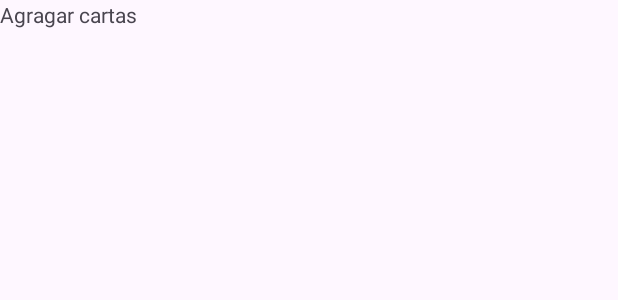
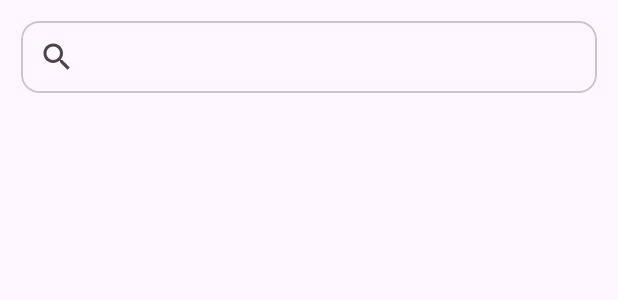
Before and after one commit to JoseJimenezGonzalez/MagicCraft-App, an Android app: the layout fragment_client_deck_manage_add_cards.xml on its own in the app's theme, with its tools: preview values and no code run, on a phone screen of 412 x 824 dp. Shown: the top 300 px of the screen. Run offline under Robolectric (Android 15) with nearby library versions, the phone set to English and light mode, and no system bars.

Commit message:
commit falta agregar las cartas en el mazo

```diff
--- a/app/src/main/java/com/jose/magiccraftapp/model/Deck.kt
+++ b/app/src/main/java/com/jose/magiccraftapp/model/Deck.kt
@@ -6,5 +6,5 @@ data class Deck(
     val nameDeck: String = "",
     val formatDeck: String = "",
     val urlImageFirebase: String = "",
-    val cards: MutableList<CardDeck> = mutableListOf()
+    val cards: MutableList<CardScryfall> = mutableListOf()
 )
--- a/app/src/main/res/layout/fragment_client_deck_manage_add_cards.xml
+++ b/app/src/main/res/layout/fragment_client_deck_manage_add_cards.xml
@@ -1,14 +1,62 @@
 <?xml version="1.0" encoding="utf-8"?>
-<FrameLayout xmlns:android="http://schemas.android.com/apk/res/android"
+<androidx.constraintlayout.widget.ConstraintLayout xmlns:android="http://schemas.android.com/apk/res/android"
     xmlns:tools="http://schemas.android.com/tools"
     android:layout_width="match_parent"
     android:layout_height="match_parent"
+    xmlns:app="http://schemas.android.com/apk/res-auto"
     tools:context=".client.ClientDeckManageAddCardsFragment">
 
-    <!-- TODO: Update blank fragment layout -->
-    <TextView
+    <com.google.android.material.card.MaterialCardView
+        android:id="@+id/cvSv"
         android:layout_width="match_parent"
-        android:layout_height="match_parent"
-        android:text="Agragar cartas" />
+        android:layout_height="wrap_content"
+        app:layout_constraintTop_toTopOf="parent"
+        app:layout_constraintStart_toStartOf="parent"
+        app:layout_constraintEnd_toEndOf="parent"
+        android:layout_margin="14dp">
+        <androidx.appcompat.widget.SearchView
+            android:id="@+id/svCard"
+            android:layout_width="match_parent"
+            android:layout_height="wrap_content">
+        </androidx.appcompat.widget.SearchView>
+    </com.google.android.material.card.MaterialCardView>
 
-</FrameLayout>
+    <LinearLayout
+        android:id="@+id/ly"
+        android:layout_width="match_parent"
+        android:layout_height="0dp"
+        app:layout_constraintTop_toBottomOf="@id/cvSv"
+        app:layout_constraintStart_toStartOf="parent"
+        app:layout_constraintEnd_toEndOf="parent"
+        app:layout_constraintBottom_toBottomOf="parent"
+        android:orientation="vertical"
+        android:gravity="center"
+        android:visibility="invisible">
+
+        <com.google.android.material.card.MaterialCardView
+            android:layout_width="wrap_content"
+            android:layout_height="wrap_content"
+            android:layout_marginBottom="80dp">
+            <ImageView
+                android:id="@+id/ivCard"
+                android:scaleType="centerCrop"
+                android:layout_width="250dp"
+                android:layout_height="350dp">
+            </ImageView>
+        </com.google.android.material.card.MaterialCardView>
+
+
+        <androidx.appcompat.widget.AppCompatButton
+            android:id="@+id/btnAddCard"
+            android:layout_width="match_parent"
+            android:layout_height="wrap_content"
+            android:text="Añadir al mazo"
+            android:layout_marginStart="14dp"
+            android:layout_marginEnd="14dp">
+        </androidx.appcompat.widget.AppCompatButton>
+
+
+
+    </LinearLayout>
+
+</androidx.constraintlayout.widget.ConstraintLayout>
```
Also changed, not shown: app/src/main/java/com/jose/magiccraftapp/client/ClientDeckManageAddCardsFragment.kt (+81 -5 lines), app/src/main/java/com/jose/magiccraftapp/data/CardApiService.kt (added, +10 -0 lines), app/src/main/java/com/jose/magiccraftapp/model/CardDeck.kt (deleted, +0 -10 lines), app/src/main/java/com/jose/magiccraftapp/model/CardScryfall.kt (added, +24 -0 lines), app/src/main/java/com/jose/magiccraftapp/model/ImageUrisScryfall.kt (added, +8 -0 lines), app/src/main/java/com/jose/magiccraftapp/model/PricesScryfall.kt (added, +8 -0 lines).
